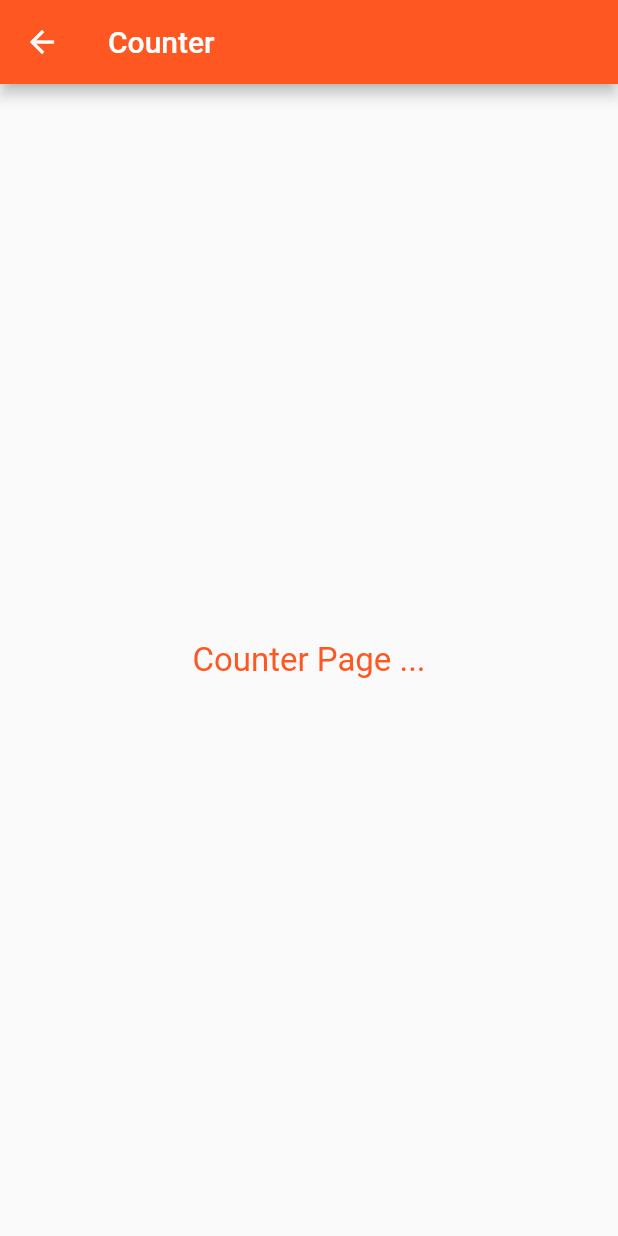
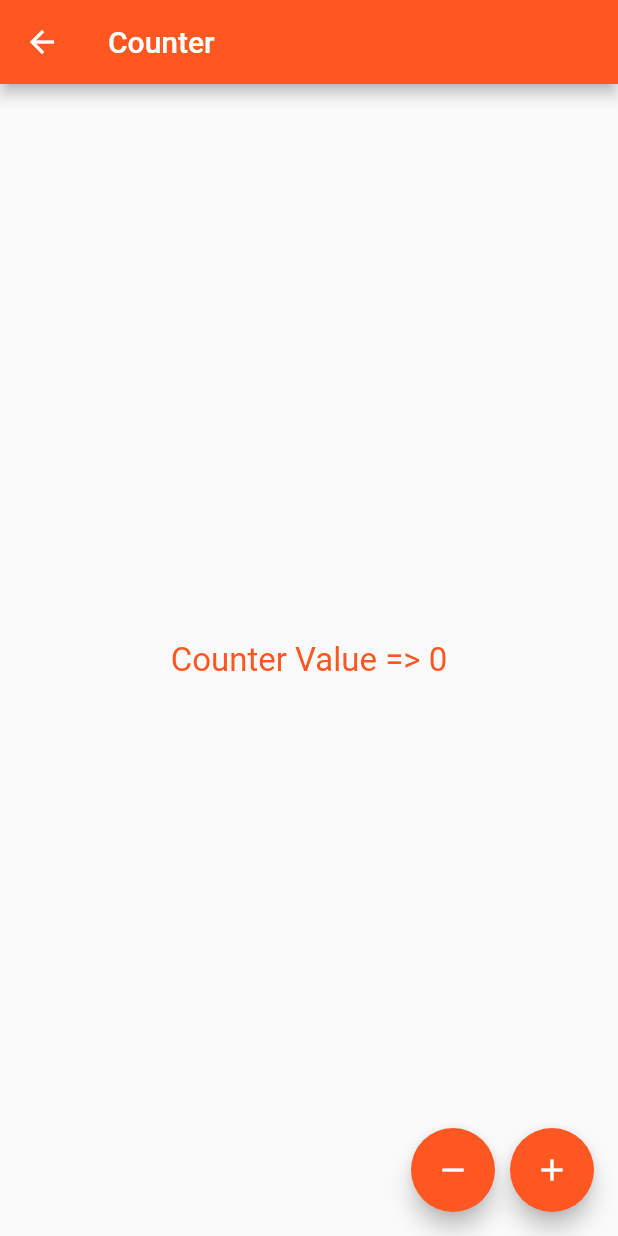
Before and after one commit to ErikaMiklos/my_flutter_app, a Flutter app: the CounterPage screen opened by its route, on a phone screen of 412 x 824 dp. Run offline on Flutter 3.47's test engine with Material 2 defaults, Android fonts, the phone set to English and light mode, and no system bars.

Commit message:
counter avec FloatingActionButton

```diff
--- a/lib/pages/counter.page.dart
+++ b/lib/pages/counter.page.dart
@@ -1,18 +1,47 @@
 import 'package:flutter/material.dart';
 
-class CounterPage extends StatelessWidget {
+class CounterPage extends StatefulWidget {
+  @override
+  State<CounterPage> createState() => _CounterPageState();
+}
+
+class _CounterPageState extends State<CounterPage> {
+  int counter=0;
+
   @override
   Widget build(BuildContext context) {
     return Scaffold(
       appBar: AppBar(
         title: Text("Counter"),
       ),
+      floatingActionButton: Row(
+        mainAxisAlignment: MainAxisAlignment.end,
+        children: [
+          FloatingActionButton(
+            onPressed: () {
+              setState(() {
+                --counter;
+              });
+            },
+            child: Icon(Icons.remove),
+          ),
+          SizedBox(width: 10,),
+          FloatingActionButton(
+            onPressed: () {
+              setState(() {
+                ++counter;
+              });
+            },
+            child: Icon(Icons.add),
+          )
+        ],
+      ),
       body: Center(
         child: Column(
           mainAxisAlignment: MainAxisAlignment.center,
           children: [
             Text(
-              "Counter Page ...", style: Theme.of(context).textTheme.bodyText2,
+              "Counter Value => $counter", style: Theme.of(context).textTheme.bodyText2,
             ),
           ],
         ),
```
